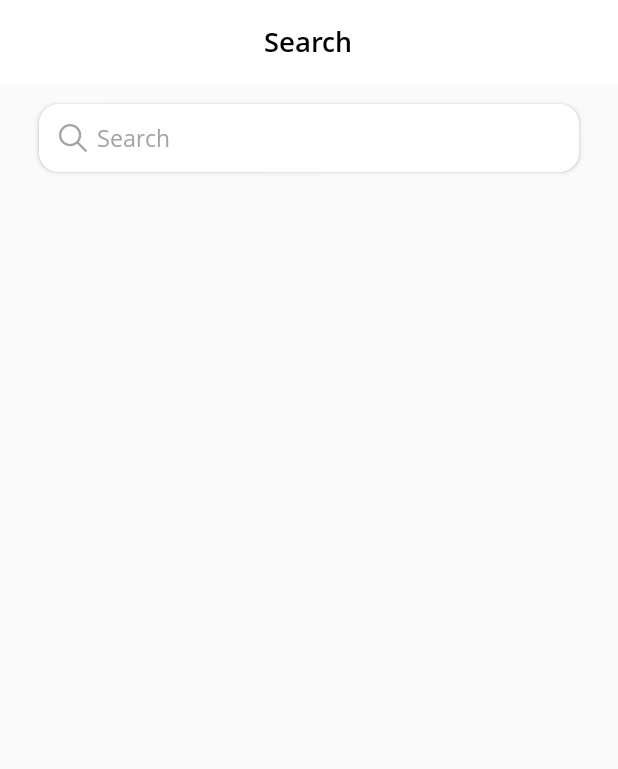
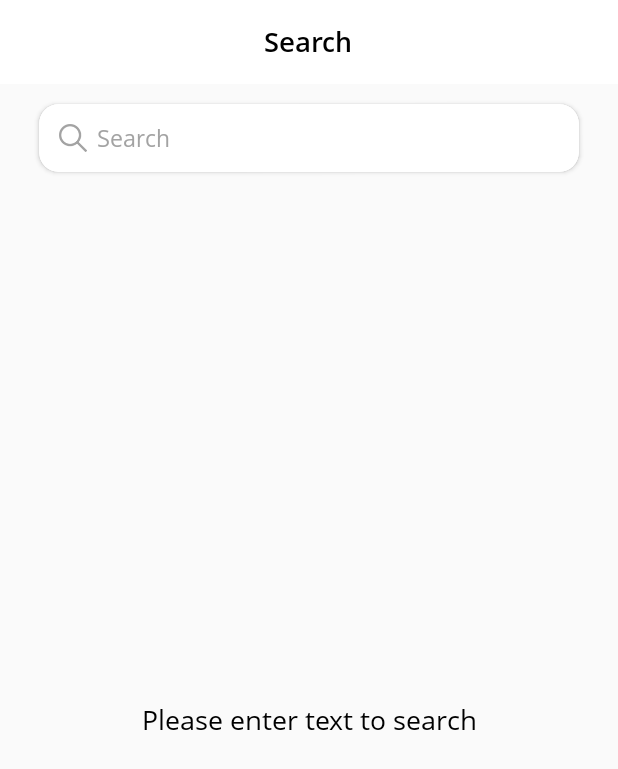
Before and after one commit to pardeep-123/Fluffies, an Android app: the layout fragment_search.xml on its own in the app's theme, with its tools: preview values and no code run, on a phone screen of 412 x 824 dp. Shown: the top 769 px of the screen. Run offline under Robolectric (Android 15) with nearby library versions, the phone set to English and light mode, and no system bars; network calls fail.

Commit message:
alarm commit

```diff
--- a/app/src/main/java/com/puppypedia/ui/auth/login/LoginActivity.kt
+++ b/app/src/main/java/com/puppypedia/ui/auth/login/LoginActivity.kt
@@ -88,8 +88,8 @@ class LoginActivity : AppCompatActivity(), Observer<RestObservable>, View.OnClic
             val map = HashMap<String, String>()
             map["email"] = email
             map["password"] = password
-            map["device_type"] = Constants.Device_Type
-            map["device_token"] = token
+            map["deviceType"] = Constants.Device_Type
+            map["deviceToken"] = token
             viewModel.loginApi(this, true, map)
             viewModel.mResponse.observe(this, this)
         }
--- a/app/src/main/java/com/puppypedia/ui/main/ui/addremainder/AddRemainderActivity.kt
+++ b/app/src/main/java/com/puppypedia/ui/main/ui/addremainder/AddRemainderActivity.kt
@@ -94,7 +94,7 @@ class AddRemainderActivity : AppCompatActivity(), Observer<RestObservable>, Clic
             time = TimePickerDialog.OnTimeSetListener { timePicker, hour, minute ->
                 myCalendar[Calendar.HOUR_OF_DAY] = hour
                 myCalendar[Calendar.MINUTE] = minute
-                edtTime.setText(AppUtils.dateInString(myCalendar.timeInMillis, "hh:mm"))
+                edtTime.setText(AppUtils.dateInString(myCalendar.timeInMillis, "kk:mm:ss"))
             }
             timePicker(this)
         }
--- a/app/src/main/res/layout/fragment_search.xml
+++ b/app/src/main/res/layout/fragment_search.xml
@@ -1,5 +1,5 @@
 <?xml version="1.0" encoding="utf-8"?>
-<LinearLayout xmlns:android="http://schemas.android.com/apk/res/android"
+<androidx.constraintlayout.widget.ConstraintLayout xmlns:android="http://schemas.android.com/apk/res/android"
     xmlns:app="http://schemas.android.com/apk/res-auto"
     xmlns:tools="http://schemas.android.com/tools"
     android:layout_width="match_parent"
@@ -14,10 +14,15 @@
         android:background="@color/white"
         android:fitsSystemWindows="true"
         app:contentInsetEnd="0dp"
-        app:contentInsetStart="0dp">
+        app:contentInsetStart="0dp"
+        app:layout_constraintEnd_toEndOf="parent"
+        app:layout_constraintStart_toStartOf="parent"
+        app:layout_constraintTop_toTopOf="parent">
+
         <RelativeLayout
             android:layout_width="match_parent"
             android:layout_height="match_parent">
+
             <TextView
                 android:id="@+id/signin_text"
                 style="@style/WrapTextView"
@@ -28,13 +33,17 @@
     </androidx.appcompat.widget.Toolbar>
 
     <androidx.cardview.widget.CardView
+        android:id="@+id/llSearch"
         android:layout_width="match_parent"
         android:layout_height="wrap_content"
         android:layout_marginStart="@dimen/_20sdp"
         android:layout_marginTop="@dimen/_10sdp"
         android:layout_marginEnd="@dimen/_20sdp"
         android:orientation="vertical"
-        app:cardCornerRadius="@dimen/_10sdp">
+        app:cardCornerRadius="@dimen/_10sdp"
+        app:layout_constraintEnd_toEndOf="parent"
+        app:layout_constraintStart_toStartOf="parent"
+        app:layout_constraintTop_toBottomOf="@+id/tbMain">
 
 
         <LinearLayout
@@ -74,14 +83,34 @@
 
     <androidx.recyclerview.widget.RecyclerView
         android:id="@+id/rc_services"
-        android:layout_width="match_parent"
-        android:layout_height="wrap_content"
+        android:layout_width="0dp"
+        android:layout_height="0dp"
         android:layout_marginStart="@dimen/_30sdp"
         android:layout_marginTop="@dimen/_10sdp"
         android:layout_marginEnd="@dimen/_20sdp"
+        android:layout_weight="1"
         android:nestedScrollingEnabled="false"
         android:orientation="vertical"
+        android:visibility="gone"
         app:layoutManager="androidx.recyclerview.widget.GridLayoutManager"
+        app:layout_constraintBottom_toBottomOf="parent"
+        app:layout_constraintEnd_toEndOf="parent"
+        app:layout_constraintStart_toStartOf="parent"
+        app:layout_constraintTop_toBottomOf="@+id/llSearch"
         app:spanCount="2" />
 
-</LinearLayout>
+    <TextView
+        android:id="@+id/no_notification"
+        style="@style/WrapTextView"
+        android:layout_gravity="center"
+        android:layout_marginTop="@dimen/dp20"
+        android:fontFamily="@font/opensans_regular"
+        android:text="Please enter text to search"
+        android:textColor="@color/black"
+        android:textSize="@dimen/_14sdp"
+        app:layout_constraintBottom_toBottomOf="parent"
+        app:layout_constraintEnd_toEndOf="parent"
+        app:layout_constraintStart_toStartOf="parent"
+        app:layout_constraintTop_toBottomOf="@+id/llSearch" />
+
+</androidx.constraintlayout.widget.ConstraintLayout>
```
Also changed, not shown: app/src/main/java/com/puppypedia/fcm/MyFirebaseMessagingService.kt (+4 -3 lines), app/src/main/java/com/puppypedia/ui/fragments/SearchFragment.kt (+28 -16 lines), app/src/main/java/com/puppypedia/ui/fragments/home/HomeFragment.kt (+18 -1 lines), app/src/main/java/com/puppypedia/ui/main/ui/notification/NotificationActivity.kt (+4 -4 lines), app/src/main/res/layout/item_your_dogs.xml (+7 -9 lines).
